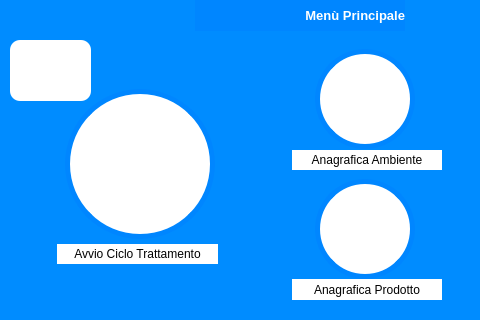
The window that view/main_window.ui (ISacchitella/MicroOne_v1.1) describes before a commit, drawn with Qt 5.
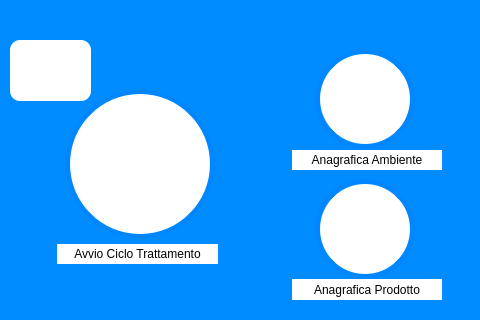
The same window after the commit. Icons and pictures are not drawn.

What changed in the file:
```diff
--- a/view/main_window.ui
+++ b/view/main_window.ui
@@ -362,37 +362,6 @@
      <bool>true</bool>
     </property>
    </widget>
-   <widget class="QLabel" name="label_2">
-    <property name="geometry">
-     <rect>
-      <x>195</x>
-      <y>0</y>
-      <width>210</width>
-      <height>31</height>
-     </rect>
-    </property>
-    <property name="font">
-     <font>
-      <family>Segoe UI</family>
-      <pointsize>10</pointsize>
-      <weight>75</weight>
-      <bold>true</bold>
-     </font>
-    </property>
-    <property name="layoutDirection">
-     <enum>Qt::LeftToRight</enum>
-    </property>
-    <property name="styleSheet">
-     <string notr="true">background-color: rgb(0, 134, 255);
-color: rgb(255, 255, 255);</string>
-    </property>
-    <property name="text">
-     <string>Menù Principale</string>
-    </property>
-    <property name="alignment">
-     <set>Qt::AlignRight|Qt::AlignTrailing|Qt::AlignVCenter</set>
-    </property>
-   </widget>
    <zorder>serial_label</zorder>
    <zorder>label</zorder>
    <zorder>reg_ambiente_btn</zorder>
```
Left out of the diff: 5 changed lines with no effect on the pictures.
